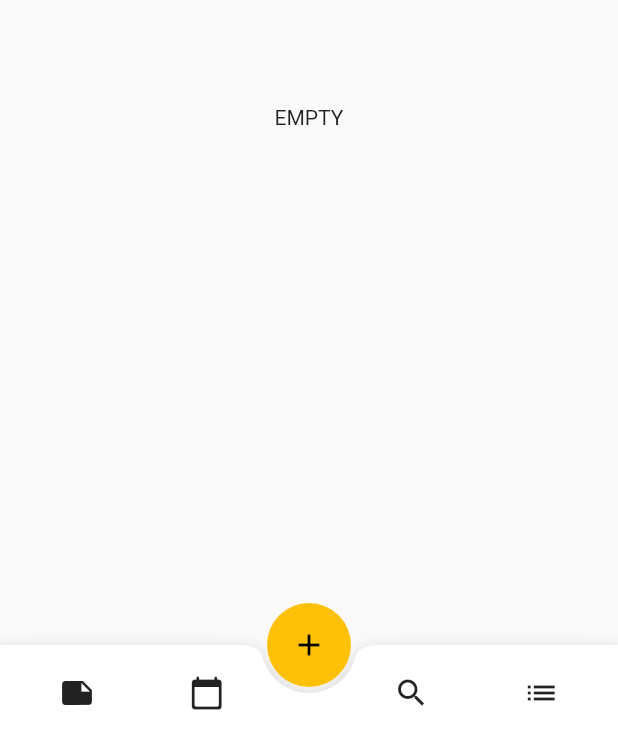
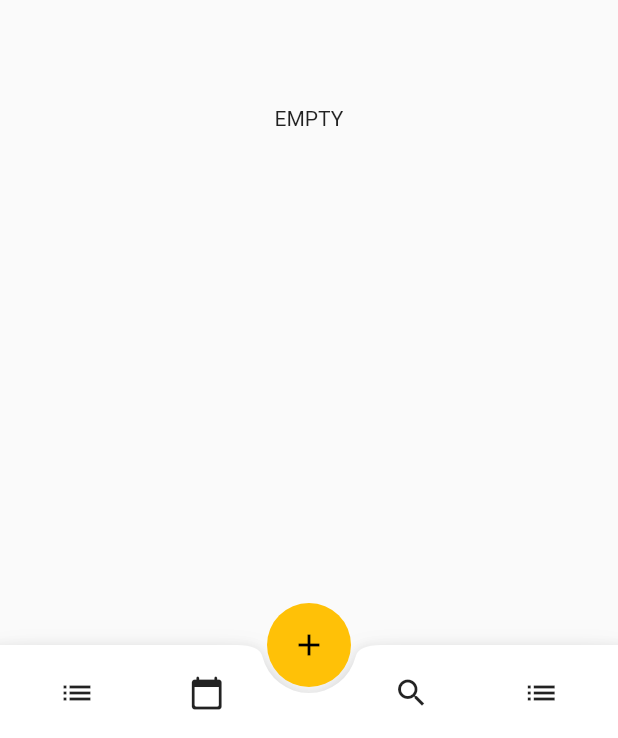
Before and after one commit to M-Yahia2011/MyNotes, a Flutter app: the screen it shows after launch, on a phone screen of 412 x 824 dp. Shown: the part 495-1233 px from the top of the screen. Run offline on Flutter 3.47's test engine with Material 2 defaults, Android fonts, the phone set to English and light mode, and no system bars; our stand-ins replace sqflite; missing offline and left inert: move_to_background; accounts and stored records are empty.

Commit message:
update home for search

```diff
--- a/lib/views/home.dart
+++ b/lib/views/home.dart
@@ -1,5 +1,6 @@
 import 'package:flutter/material.dart';
 import 'package:move_to_background/move_to_background.dart';
+import 'package:my_notes/helpers/search_notes.dart';
 import 'package:my_notes/providers/note_provider.dart';
 import 'package:my_notes/views/add_note_screen.dart';
 import 'package:my_notes/widgets/note_card.dart';
@@ -50,7 +51,7 @@ class _HomeState extends State<Home> {
         ),
         body: SafeArea(
           child: Padding(
-            padding: const EdgeInsets.all(5.0),
+            padding: const EdgeInsets.only(top: 2.0),
             child: FutureBuilder(
                 future: _future,
                 builder: (ctx, snapshot) {
@@ -131,7 +132,7 @@ class BottomBarActions extends StatelessWidget {
     return Row(
       mainAxisAlignment: MainAxisAlignment.center,
       children: [
-        Expanded(child: IconButton(onPressed: () {}, icon: Icon(Icons.note))),
+        Expanded(child: IconButton(onPressed: () {}, icon: Icon(Icons.list))),
         Expanded(
             child: IconButton(
                 onPressed: () {},
@@ -140,7 +141,16 @@ class BottomBarActions extends StatelessWidget {
                   semanticLabel: 'Calender',
                 ))),
         SizedBox(width: 50),
-        Expanded(child: IconButton(onPressed: () {}, icon: Icon(Icons.search))),
+        Expanded(
+            child: IconButton(
+                onPressed: () async{
+                 await showSearch(
+                      context: context,
+                      delegate: SearchNotes(
+                          Provider.of<NoteProvider>(context, listen: false)
+                              .notes));
+                },
+                icon: Icon(Icons.search))),
         Expanded(child: IconButton(onPressed: () {}, icon: Icon(Icons.list))),
       ],
     );
```
